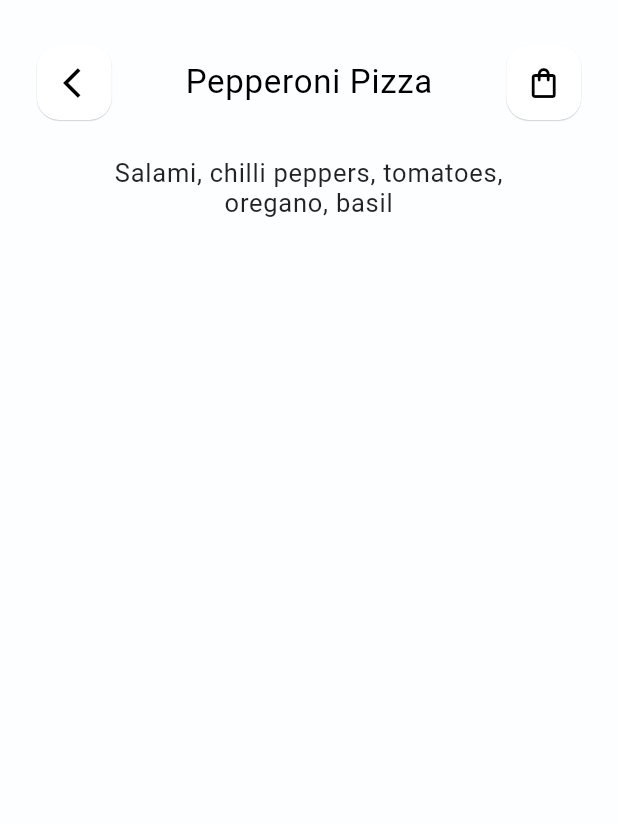
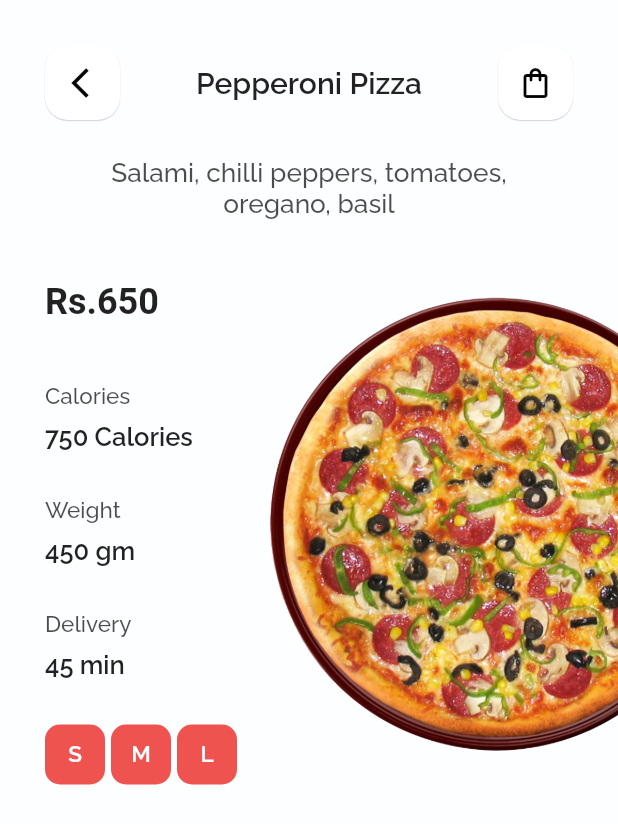
Before and after one commit to nischal08/tomato, a Flutter app: the VenderMenu screen opened directly, after a tap on "4.5", on a phone screen of 412 x 824 dp. Shown: the top 824 px of the screen. Run offline on Flutter 3.47's test engine with Material 2 defaults, Android fonts, the phone set to English and light mode, and no system bars; our stand-ins replace get, google_fonts.

Commit message:
created product page page

```diff
--- a/lib/controller/homeController.dart
+++ b/lib/controller/homeController.dart
@@ -2,7 +2,7 @@ import 'package:flutter/material.dart';
 import 'package:flutter/widgets.dart';
 import 'package:tomato/screens/food_screen.dart';
 import 'package:tomato/screens/orders_screen.dart';
-import 'package:tomato/screens/vender_screen.dart';
+import 'package:tomato/screens/venders_screen.dart';
 
 class HomeController extends ChangeNotifier {
   bool likeBtnFlag = false;
@@ -13,7 +13,7 @@ class HomeController extends ChangeNotifier {
   }
 
   List _screensList = [
-    RestaurantScreen(),
+    VendersScreen(),
     FoodScreen(),
     OrderScreen(),
   ];
--- /dev/null
+++ b/lib/controller/productDetailController.dart
@@ -0,0 +1,15 @@
+import 'package:flutter/cupertino.dart';
+
+class ProductDetailController extends ChangeNotifier {
+  int currentProductSize = 0;
+  List productSizeList = [
+    "S",
+    "M",
+    "L",
+  ];
+
+  onProductSizeClick(int index) {
+    currentProductSize = index;
+    notifyListeners();
+  }
+}
--- a/lib/controller/restaurantController.dart
+++ b/lib/controller/vendersController.dart
@@ -1,7 +1,7 @@
 import 'package:flutter/material.dart';
 import 'package:flutter/widgets.dart';
 
-class RestaurantController extends ChangeNotifier {
+class VendersController extends ChangeNotifier {
 
   String _categoryKey = "All";
   // ignore: unnecessary_getters_setters
--- a/lib/main.dart
+++ b/lib/main.dart
@@ -2,8 +2,8 @@ import 'package:flutter/material.dart';
 import 'package:get/get.dart';
 import 'package:google_fonts/google_fonts.dart';
 import 'package:provider/provider.dart';
-import 'package:tomato/controller/restaurantController.dart';
-import 'package:tomato/screens/detail_screen.dart';
+import 'package:tomato/controller/productDetailController.dart';
+import 'package:tomato/controller/vendersController.dart';
 import 'package:tomato/screens/home.dart';
 
 import 'controller/homeController.dart';
@@ -22,12 +22,16 @@ class MyApp extends StatelessWidget {
           create: (_) => HomeController(),
         ),
         ChangeNotifierProvider(
-          create: (_) => RestaurantController(),
+          create: (_) => VendersController(),
+        ),
+        ChangeNotifierProvider(
+          create: (_) => ProductDetailController(),
         ),
       ],
       child: GetMaterialApp(
         title: 'Tomato',
         theme: ThemeData(
+
           primarySwatch: Colors.blue,
           visualDensity: VisualDensity.adaptivePlatformDensity,
           buttonColor: Color(0xffE31C1B),
@@ -35,54 +39,55 @@ class MyApp extends StatelessWidget {
           splashColor: Color(0xFFA4D4F0),
           cardColor: Colors.white,
           textTheme: TextTheme(
-            overline: GoogleFonts.roboto(
+
+            overline: GoogleFonts.raleway(
               color: Colors.grey,
               fontSize: 14,
               letterSpacing: 0.5,
             ),
-            caption: GoogleFonts.roboto(
+            caption: GoogleFonts.raleway(
               fontSize: 18,
               fontWeight: FontWeight.w500,
               color: Colors.black,
               letterSpacing: 0.5,
             ),
-            button: GoogleFonts.roboto(
+            button: GoogleFonts.raleway(
               color: Colors.black,
               fontSize: 14,
               letterSpacing: 0.5,
               fontWeight: FontWeight.w400,
             ),
-            subtitle1: GoogleFonts.roboto(
+            subtitle1: GoogleFonts.raleway(
               color: Colors.black,
               fontSize: 17,
               fontWeight: FontWeight.w300,
               letterSpacing: 0.5,
             ),
-            subtitle2: GoogleFonts.roboto(
+            subtitle2: GoogleFonts.raleway(
               color: Colors.black,
               fontSize: 17,
               fontWeight: FontWeight.w400,
               letterSpacing: 0.5,
             ),
-            headline5: GoogleFonts.roboto(
+            headline5: GoogleFonts.raleway(
               color: Colors.black,
               fontSize: 20,
               letterSpacing: 0.5,
               fontWeight: FontWeight.w300,
             ),
-            headline6: GoogleFonts.roboto(
+            headline6: GoogleFonts.raleway(
               fontSize: 20,
               letterSpacing: 0.5,
               color: Colors.black,
               fontWeight: FontWeight.w500,
             ),
-            headline4: GoogleFonts.roboto(
+            headline4: GoogleFonts.raleway(
               color: Colors.black,
               fontSize: 22,
               letterSpacing: 0.5,
               fontWeight: FontWeight.w500,
             ),
-            headline3: GoogleFonts.roboto(
+            headline3: GoogleFonts.raleway(
               fontSize: 22,
               letterSpacing: 0.5,
               color: Colors.black,
--- a/lib/screens/detail_screen.dart
+++ /dev/null
@@ -1,75 +0,0 @@
-import 'package:flutter/material.dart';
-import 'package:get/get.dart';
-import 'package:provider/provider.dart';
-import 'package:tomato/controller/homeController.dart';
-import 'package:tomato/widgets/custom_widgets.dart';
-
-class DetailScreen extends StatelessWidget {
-  HomeController _homeControllerState;
-  TextTheme _textTheme;
-  @override
-  Widget build(BuildContext context) {
-    _homeControllerState = Provider.of<HomeController>(context);
-    _textTheme = Theme.of(context).textTheme;
-    return Scaffold(
-      body: _body(),
-    );
-  }
-
-  Widget _body() {
-    return SafeArea(
-      child: Column(
-        children: [
-          SizedBox(
-            height: 30,
-          ),
-          _titleInfo(),
-          SizedBox(
-            height: 25,
-          ),
-          _ingredient(),
-          SizedBox(
-            height: 35,
-          ),
-        ],
-      ),
-    );
-  }
-
-  Widget _ingredient() {
-    return SizedBox(
-      width: Get.width * .65,
-      child: Text(
-        "Salami, chilli peppers, tomatoes, oregano, basil",
-        textAlign: TextAlign.center,
-        style: _textTheme.subtitle2.copyWith(
-          color: Colors.black87,
-          fontWeight: FontWeight.w500,
-        ),
-      ),
-    );
-  }
-
-  Widget _titleInfo() {
-    return Row(
-      mainAxisAlignment: MainAxisAlignment.spaceAround,
-      children: [
-        CustomIcon(
-          paddingLeft: 9,
-          icon: Icons.arrow_back_ios,
-        ),
-        _title(),
-        CustomIcon(
-          icon: Icons.shopping_bag_outlined,
-        ),
-      ],
-    );
-  }
-
-  Widget _title() {
-    return Text(
-      "Pepperoni Pizza",
-      style: Theme.of(Get.context).textTheme.headline4,
-    );
-  }
-}
--- /dev/null
+++ b/lib/screens/product_detail_screen.dart
@@ -0,0 +1,229 @@
+import 'package:flutter/material.dart';
+import 'package:get/get.dart';
+import 'package:google_fonts/google_fonts.dart';
+import 'package:provider/provider.dart';
+import 'package:tomato/constant/customColor.dart';
+import 'package:tomato/controller/productDetailController.dart';
+import 'package:tomato/widgets/custom_widgets.dart';
+
+class ProductDetailScreen extends StatelessWidget {
+  ProductDetailController _productDetailContrState;
+  var _theme;
+  @override
+  Widget build(BuildContext context) {
+    _productDetailContrState = Provider.of<ProductDetailController>(context);
+    _theme = Theme.of(context);
+    return Scaffold(
+      body: _body(),
+    );
+  }
+
+  Widget _body() {
+    return SafeArea(
+      child: Column(
+        children: [
+          SizedBox(
+            height: 30,
+          ),
+          _titleInfo(),
+          SizedBox(
+            height: 25,
+          ),
+          _ingredient(),
+          SizedBox(
+            height: 40,
+          ),
+          Stack(
+            children: [
+              _productInfo(),
+              Positioned(
+                right: -80,
+                child: Container(
+                  height: 320,
+                  child: Image.asset('assets/foods/pizza.png'),
+                ),
+              ),
+            ],
+          ),
+        ],
+      ),
+    );
+  }
+
+  Widget _productInfo() {
+    return Container(
+      padding: EdgeInsets.only(
+        left: 30.0,
+      ),
+      width: Get.width,
+      child: Column(
+        crossAxisAlignment: CrossAxisAlignment.start,
+        children: [
+          _price(650),
+          SizedBox(
+            height: 40.0,
+          ),
+          _eachProductInfo(
+            key: "Calories",
+            value: "750 Calories",
+          ),
+          SizedBox(
+            height: 30.0,
+          ),
+          _eachProductInfo(
+            key: "Weight",
+            value: "450 gm",
+          ),
+          SizedBox(
+            height: 30.0,
+          ),
+          _eachProductInfo(
+            key: "Delivery",
+            value: "45 min",
+          ),
+          SizedBox(
+            height: 30.0,
+          ),
+          _productSizes(),
+        ],
+      ),
+    );
+  }
+
+  Widget _productSizes() {
+    return Row(
+      children: [
+        for (String each in _productDetailContrState.productSizeList)
+          _eachProductSize(
+            label: each,
+            onPressed: _productDetailContrState.onProductSizeClick(
+              _productDetailContrState.productSizeList.indexOf(each),
+            ),
+          ),
+      ],
+    );
+  }
+
+  Widget _eachProductSize({
+    IconData icon,
+    String label,
+    Function onPressed,
+  }) {
+    return GestureDetector(
+      onTap: () {
+        onPressed();
+      },
+      child: Container(
+        height: 40,
+        width: 40,
+        alignment: Alignment.center,
+        margin: EdgeInsets.only(right: 4),
+        decoration: BoxDecoration(
+          borderRadius: BorderRadius.circular(10),
+          color: _productDetailContrState.productSizeList[
+                      _productDetailContrState.currentProductSize] ==
+                  label
+              ? CustomColors.lightRed
+              : _theme.cardColor,
+        ),
+        child: icon != null
+            ? Icon(icon)
+            : Text(
+                label,
+                style: GoogleFonts.raleway(
+                    fontSize: 15,
+                    fontWeight: FontWeight.w600,
+                    color:
+                        // _restaurantControllerState.categoryKey == label
+                        //     ? Colors.white:
+                        Colors.white),
+              ),
+      ),
+    );
+  }
+
+  Widget _eachProductInfo({
+    String key,
+    String value,
+  }) {
+    return Column(
+      crossAxisAlignment: CrossAxisAlignment.start,
+      children: [
+        Text(
+          key,
+          style: GoogleFonts.raleway(
+            fontWeight: FontWeight.w500,
+            fontSize: 15,
+            color: Colors.black87.withOpacity(0.7),
+          ),
+        ),
+        SizedBox(
+          height: 8.0,
+        ),
+        Text(
+          value,
+          style: GoogleFonts.raleway(
+            fontSize: 17,
+            fontWeight: FontWeight.w600,
+          ),
+        ),
+      ],
+    );
+  }
+
+  Widget _price(int price) {
+    return Text(
+      "Rs.${price}",
+      style: GoogleFonts.b612(
+        fontWeight: FontWeight.w800,
+        fontSize: 24,
+      ),
+    );
+  }
+
+  Widget _ingredient() {
+    return SizedBox(
+      width: Get.width * .65,
+      child: Text(
+        "Salami, chilli peppers, tomatoes, oregano, basil",
+        textAlign: TextAlign.center,
+        style: GoogleFonts.raleway(
+          fontWeight: FontWeight.w500,
+          fontSize: 17.5,
+          color: Colors.black87.withOpacity(0.7),
+        ),
+      ),
+    );
+  }
+
+  Widget _titleInfo() {
+    return Padding(
+      padding: const EdgeInsets.symmetric(
+        horizontal: 30.0,
+      ),
+      child: Row(
+        mainAxisAlignment: MainAxisAlignment.spaceBetween,
+        children: [
+          CustomIcon(
+            paddingLeft: 9,
+            icon: Icons.arrow_back_ios,
+          ),
+          _title(),
+          CustomIcon(
+            icon: Icons.shopping_bag_outlined,
+          ),
+        ],
+      ),
+    );
+  }
+
+  Widget _title() {
+    return Text(
+      "Pepperoni Pizza",
+      style: GoogleFonts.raleway(
+        fontSize: 20,
+        fontWeight: FontWeight.w600,
+      ),
+    );
+  }
+}
--- a/lib/screens/vender_menu.dart
+++ b/lib/screens/vender_menu.dart
@@ -3,7 +3,7 @@ import 'package:get/get.dart';
 import 'package:provider/provider.dart';
 import 'package:tomato/constant/customColor.dart';
 import 'package:tomato/controller/homeController.dart';
-import 'package:tomato/screens/detail_screen.dart';
+import 'package:tomato/screens/product_detail_screen.dart';
 import 'package:tomato/widgets/product_card.dart';
 
 class VenderMenu extends StatelessWidget {
@@ -51,7 +51,7 @@ class VenderMenu extends StatelessWidget {
               children: [
                 GestureDetector(
                   onTap: () => Get.to(
-                    DetailScreen(),
+                    ProductDetailScreen(),
                   ),
                   child: ProductCard(
                     favFood: "Mixed Pizza",
--- a/lib/screens/vender_screen.dart
+++ b/lib/screens/venders_screen.dart
@@ -1,20 +1,21 @@
 import 'package:flutter/material.dart';
 import 'package:get/get.dart';
+import 'package:google_fonts/google_fonts.dart';
 import 'package:provider/provider.dart';
 import 'package:tomato/constant/customColor.dart';
-import 'package:tomato/controller/restaurantController.dart';
+import 'package:tomato/controller/vendersController.dart';
 import 'package:tomato/widgets/custom_widgets.dart';
 import 'package:tomato/widgets/product_card.dart';
 import 'package:tomato/screens/vender_menu.dart';
 
 // ignore: must_be_immutable
-class RestaurantScreen extends StatelessWidget {
+class VendersScreen extends StatelessWidget {
   var _theme = Theme.of(Get.context);
   TextTheme _themeData = Theme.of(Get.context).textTheme;
-  RestaurantController _restaurantControllerState;
+  VendersController _restaurantControllerState;
   @override
   Widget build(BuildContext context) {
-    _restaurantControllerState = Provider.of<RestaurantController>(context);
+    _restaurantControllerState = Provider.of<VendersController>(context);
     return _body();
   }
 
@@ -58,7 +59,7 @@ class RestaurantScreen extends StatelessWidget {
               },
               child: ProductCard(
                 favFood: "Sekuwa",
-                venderName: "BajekoSeKuwa",
+                venderName: "Bajeko SeKuwa",
                 rating: 4.5,
                 assetUrl: 'assets/venders/bajeko.jpg',
               ),
@@ -187,7 +188,7 @@ class RestaurantScreen extends StatelessWidget {
             ),
             Text(
               label,
-              style: TextStyle(
+              style: GoogleFonts.raleway(
                   fontSize: 15,
                   fontWeight: FontWeight.w600,
                   color: _restaurantControllerState.categoryKey == label
--- a/lib/widgets/product_card.dart
+++ b/lib/widgets/product_card.dart
@@ -1,12 +1,8 @@
 import 'package:flutter/material.dart';
 import 'package:get/get.dart';
-import 'package:provider/provider.dart';
-import 'package:tomato/constant/customColor.dart';
-import 'package:tomato/controller/homeController.dart';
+import 'package:google_fonts/google_fonts.dart';
 
 class ProductCard extends StatelessWidget {
-  HomeController _homeControllerState;
-  var _theme;
   final String favFood;
   final String venderName;
   final double rating;
@@ -23,7 +19,6 @@ class ProductCard extends StatelessWidget {
   });
   @override
   Widget build(BuildContext context) {
-    _theme = Theme.of(Get.context);
     return _venderCard();
   }
 
@@ -87,7 +82,12 @@ class ProductCard extends StatelessWidget {
         Container(
           child: Text(
             "Rs.${price}",
-            style: Theme.of(Get.context).textTheme.caption,
+            style: GoogleFonts.openSans(
+              fontSize: 16,
+              fontWeight: FontWeight.w600,
+              color: Colors.black,
+
+            ),
           ),
         ),
       ],
```
